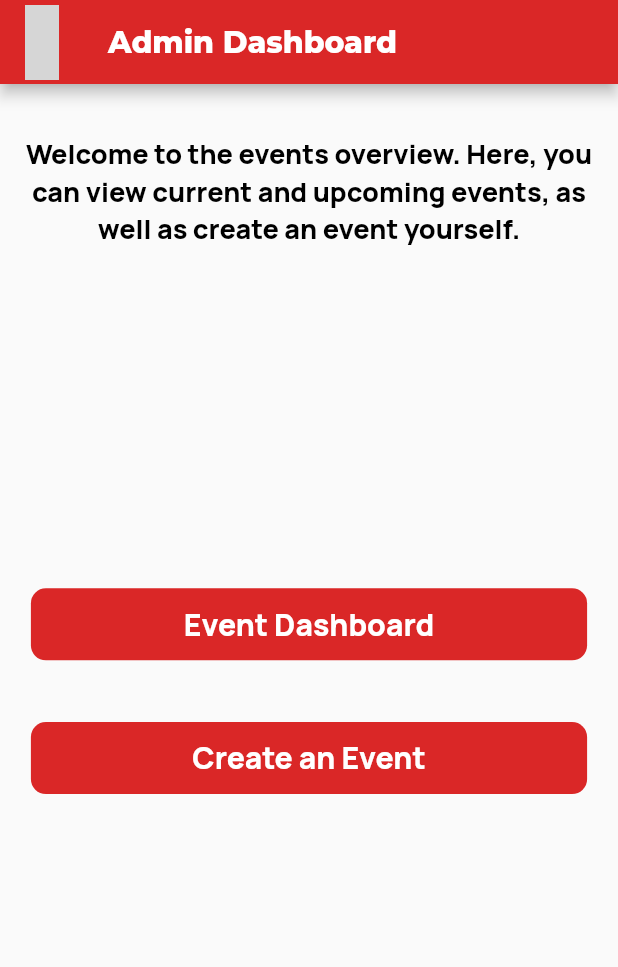
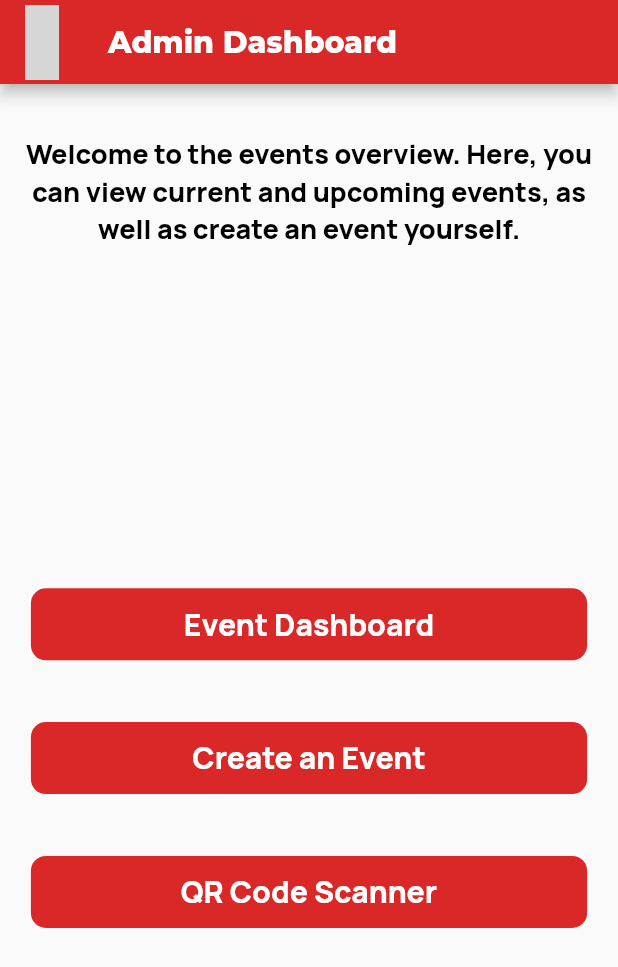
Before and after one commit to Zach-NVHD/unlv-mobile-, a Flutter app: the AdminDashboardScreen screen opened by its route, on a phone screen of 412 x 824 dp. Shown: the top 967 px of the screen. Run offline on Flutter 3.47's test engine with Material 2 defaults, Android fonts, the phone set to English and light mode, and no system bars; our stand-ins replace cloud_firestore, firebase_storage, google_fonts, material_design_icons_flutter, pretty_qr_code, velocity_x; accounts and stored records are empty; grey boxes are pictures that could not be loaded.

Commit message:
QR Code Scanner Page Made

```diff
--- a/lib/Screens/admin_dashboard_screen.dart
+++ b/lib/Screens/admin_dashboard_screen.dart
@@ -52,6 +52,16 @@ class _AdminDashboardScreenState extends State<AdminDashboardScreen> {
             text: 'Create an Event',
             verticalPadding: MediaQuery.of(context).size.height * 0.025,
             horizontalPadding: MediaQuery.of(context).size.height * 0.025,
+          ),
+
+          UNLVButton(
+            isClickable: true,
+            ontap: () {
+              context.vxNav.push(Uri.parse(ScreeNames.qrCodeScanner));
+            },
+            text: 'QR Code Scanner',
+            verticalPadding: MediaQuery.of(context).size.height * 0.025,
+            horizontalPadding: MediaQuery.of(context).size.height * 0.025,
           )
         ],
       ),
--- a/lib/main.dart
+++ b/lib/main.dart
@@ -3,9 +3,9 @@ import 'package:unlv_ceao_mobile_sign_in/Screens/admIn_sign_in.dart';
 import 'package:unlv_ceao_mobile_sign_in/Screens/admin_dashboard_screen.dart';
 import 'package:unlv_ceao_mobile_sign_in/Screens/admin_view_participants.dart';
 import 'package:unlv_ceao_mobile_sign_in/Screens/create_event_screen.dart';
-import 'package:unlv_ceao_mobile_sign_in/Screens/event_check_in_screen.dart';
 import 'package:unlv_ceao_mobile_sign_in/Screens/event_info.dart';
 import 'package:unlv_ceao_mobile_sign_in/Screens/find_event_screen.dart';
+import 'package:unlv_ceao_mobile_sign_in/Screens/qr_code_scanner.dart';
 import 'package:unlv_ceao_mobile_sign_in/Screens/qr_code_screen.dart';
 import 'package:unlv_ceao_mobile_sign_in/Screens/student_profile_screen.dart';
 import 'package:unlv_ceao_mobile_sign_in/Screens/student_sign_in_screen.dart';
@@ -51,8 +51,8 @@ class MyApp extends StatelessWidget {
           ScreeNames.createEvent: (uri, param) {
             return const MaterialPage(child: CreateEventScreen());
           },
-          ScreeNames.eventCheckIn: (uri, param) {
-            return const MaterialPage(child: EventCheckInScreen());
+          ScreeNames.qrCodeScanner: (uri, param) {
+            return const MaterialPage(child: QRCodeScanner());
           },
           ScreeNames.eventInfo: (uri, param) {
             return const MaterialPage(child: EventInfo());
@@ -75,7 +75,7 @@ class MyApp extends StatelessWidget {
           ScreeNames.adminDashboard: (uri, param) {
             return const MaterialPage(child: AdminDashboardScreen());
           },
-           ScreeNames.studentProfileScreen: (uri, param) {
+          ScreeNames.studentProfileScreen: (uri, param) {
             return const MaterialPage(child: StudentProfileScreen());
           },
         }));
--- a/lib/screen_names.dart
+++ b/lib/screen_names.dart
@@ -1,7 +1,7 @@
 class ScreeNames {
   static String adminSignIn = '/AdminSignIn';
   static String createEvent = '/CreateEvent';
-  static String eventCheckIn = '/EventCheckIn';
+  static String qrCodeScanner = '/EventCheckIn';
   static String eventInfo = '/Events/Event';
   static String findEvent = '/Events';
   static String welcome = '/';
```
Also changed, not shown: lib/Screens/event_check_in_screen.dart (deleted, +0 -23 lines), lib/Screens/qr_code_scanner.dart (added, +21 -0 lines).
